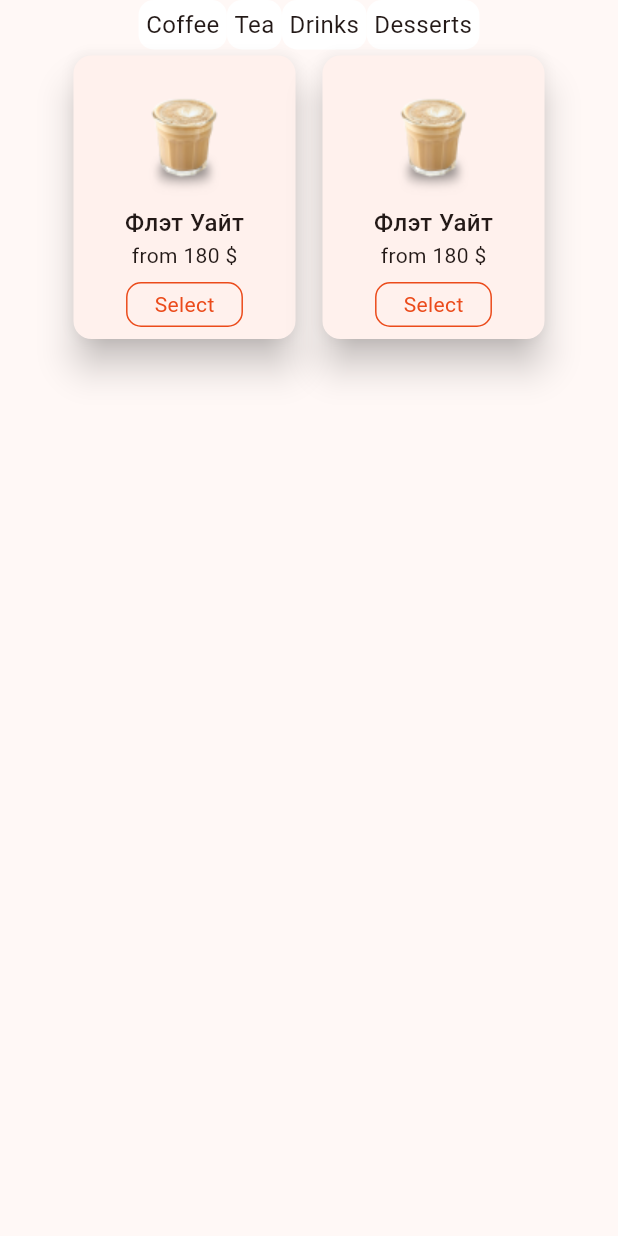
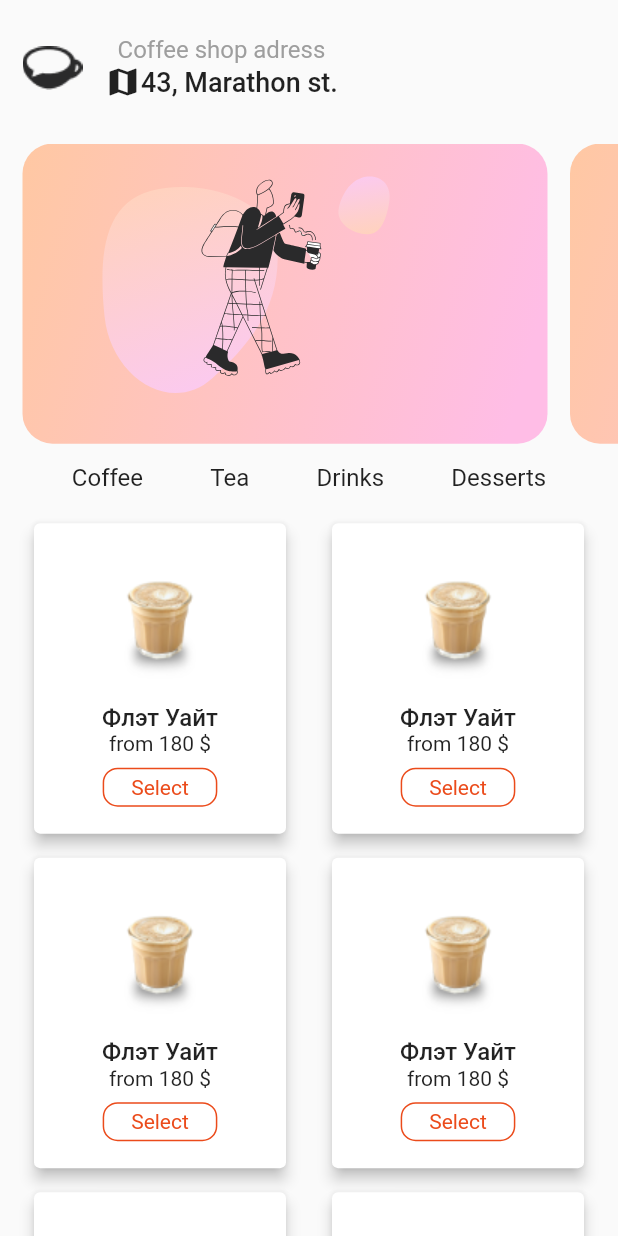
Before and after one commit to Ripo2023/Ermolugin_Nikita, a Flutter app: the ProductsScreen screen opened directly, on a phone screen of 412 x 824 dp. Run offline on Flutter 3.47's test engine with Material 2 defaults, Android fonts, the phone set to English and light mode, and no system bars; our stand-ins replace firebase_auth, firebase_core, firebase_database, flutter_svg, shared_preferences; missing offline and left inert: bottom_sheet; accounts and stored records are empty.

```diff
--- a/coffee/lib/screens/onboard_screens/onboard_2_screen.dart
+++ b/coffee/lib/screens/onboard_screens/onboard_2_screen.dart
@@ -1,3 +1,4 @@
+import 'package:flutter/cupertino.dart';
 import 'package:flutter/material.dart';
 import '../sign_in_screen.dart';
 import 'onboard_3_screen.dart';
@@ -17,7 +18,7 @@ class _Onboard2ScreenState extends State<Onboard2Screen> {
       body: SafeArea(
         child: GestureDetector(
             onHorizontalDragStart: (details) {
-              Navigator.pushReplacement(context, MaterialPageRoute(builder: (context) => const Onboard3Screen()));
+              Navigator.pushReplacement(context, CupertinoPageRoute(builder: (context) => const Onboard3Screen()));
           },
           child: Column(
             children: [
@@ -59,7 +60,7 @@ class _Onboard2ScreenState extends State<Onboard2Screen> {
               const SizedBox(height:60),
               GestureDetector(
                 onTap: () {
-                  Navigator.pushReplacement(context, MaterialPageRoute(builder: (context) => const Onboard3Screen()));
+                  Navigator.pushReplacement(context, CupertinoPageRoute(builder: (context) => const Onboard3Screen()));
                 },
                 child: Container(
                   width: 140,
--- a/coffee/lib/screens/onboard_screens/onboard_3_screen.dart
+++ b/coffee/lib/screens/onboard_screens/onboard_3_screen.dart
@@ -1,3 +1,4 @@
+import 'package:flutter/cupertino.dart';
 import 'package:flutter/material.dart';
 
 import '../sign_in_screen.dart';
@@ -17,7 +18,7 @@ class _Onboard3ScreenState extends State<Onboard3Screen> {
       body: SafeArea(
         child: GestureDetector(
             onHorizontalDragStart: (details) {
-              Navigator.pushReplacement(context, MaterialPageRoute(builder: (context) => const Onboard4Screen()));
+              Navigator.pushReplacement(context, CupertinoPageRoute(builder: (context) => const Onboard4Screen()));
           },
           child: Column(
             children: [
@@ -59,7 +60,7 @@ class _Onboard3ScreenState extends State<Onboard3Screen> {
               const SizedBox(height:60),
               GestureDetector(
                 onTap: () {
-                  Navigator.pushReplacement(context, MaterialPageRoute(builder: (context) => const Onboard4Screen()));
+                  Navigator.pushReplacement(context, CupertinoPageRoute(builder: (context) => const Onboard4Screen()));
                 },
                 child: Container(
                   width: 140,
--- a/coffee/lib/screens/onboard_screens/onboard_4_screen.dart
+++ b/coffee/lib/screens/onboard_screens/onboard_4_screen.dart
@@ -1,3 +1,4 @@
+import 'package:flutter/cupertino.dart';
 import 'package:flutter/material.dart';
 
 import '../sign_in_screen.dart';
--- a/coffee/lib/screens/products_screen.dart
+++ b/coffee/lib/screens/products_screen.dart
@@ -1,5 +1,6 @@
 import 'package:flutter/material.dart';
-
+import 'package:flutter_svg/flutter_svg.dart';
+import 'package:bottom_sheet/bottom_sheet.dart';
 class ProductsScreen extends StatefulWidget {
   const ProductsScreen({super.key});
 
@@ -8,16 +9,14 @@ class ProductsScreen extends StatefulWidget {
 }
 
 class _ProductsScreenState extends State<ProductsScreen> {
-List<dynamic> activeTile = [Colors.white, Colors.white, Colors.white, Colors.white];
 
-_setActiveTile(int index){
-    activeTile.forEach((element) {
-      element = Colors.white;
-    });
-    activeTile[index] = Colors.black;
-    setState(() {
-      debugPrint('ffff');
-    });
+  _getSvg(){
+    final String assetName = 'assets/images/frame_397.svg';
+    final Widget svg = SvgPicture.asset(
+    assetName,
+    semanticsLabel: 'Acme Logo'
+    );
+  return svg;
   }
 
   @override
@@ -27,55 +26,107 @@ _setActiveTile(int index){
       body: SafeArea(
         child: Column(
           children: [
+            Column(
+              children: [
+                const SizedBox(height: 20,),
                 Row(
-              mainAxisAlignment: MainAxisAlignment.center,
+                  children: [Image.asset('assets/images/color_black.png', width: 70,),
+                  const Column(
+                    children: [
+                    Text('Coffee shop adress', style: TextStyle(fontSize: 16, color: Colors.grey),),
+                    Row(children: [Icon(Icons.map), Text('43, Marathon st.', style: TextStyle(fontSize: 18, fontWeight: FontWeight.w500),)],),],
+                  )]
+                ),
+                const SizedBox(height: 25,),
+                Container(
+            height: 200,
+            child: ListView(
+              scrollDirection: Axis.horizontal,
+              children: [
+                const SizedBox(width: 15,),
+                Container(
+                  decoration: BoxDecoration(borderRadius: BorderRadius.circular(20), gradient: LinearGradient(
+          begin: Alignment.topLeft,
+          colors: [Color.fromARGB(255, 255, 200, 163), Color.fromARGB(255, 255, 189, 230)]),),
+                  width: 350, height:250,
+                  child: Row(
+                    children: [
+                    _getSvg(),
+                  ],),),
+                  const SizedBox(width: 15,),
+                  Container(
+                  decoration: BoxDecoration(borderRadius: BorderRadius.circular(20), gradient: LinearGradient(
+          begin: Alignment.topLeft,
+          colors: [Color.fromARGB(255, 255, 200, 163), Color.fromARGB(255, 255, 189, 230)]),),
+                  width: 350, height:250,
+                  child: Row(
+                    children: [
+                    _getSvg(),
+                  ],),)
+              ],
+            ),
+          ),
+                Padding(
+                  padding: const EdgeInsets.all(8.0),
+                  child: Row(
+                    mainAxisAlignment: MainAxisAlignment.spaceEvenly,
                     children: [GestureDetector(
                       onTap: (){
-                  _setActiveTile(0);
                       },
                       child: Container(
-                  decoration: BoxDecoration(color: activeTile[0],
+                        decoration: BoxDecoration(
                         borderRadius: BorderRadius.circular(10)),
-                  child: Padding(
-                    padding: const EdgeInsets.all(5.0),
-                    child: Text('Coffee', style: TextStyle(backgroundColor: activeTile[0], fontSize: 16),),
+                        child: const Padding(
+                          padding: EdgeInsets.all(5.0),
+                          child: Text('Coffee', style: TextStyle( fontSize: 16),),
                         )),
                     ), GestureDetector(
                                   onTap: (){
-                  _setActiveTile(1);
                       },
                       child: Container(
-                  decoration: BoxDecoration(color: activeTile[1],
+                        decoration: BoxDecoration(
                         borderRadius: BorderRadius.circular(10)),
-                  child: Padding(
-                    padding: const EdgeInsets.all(5.0),
-                    child: Text('Tea', style: TextStyle(backgroundColor: activeTile[1], fontSize: 16),),
+                        child: const Padding(
+                          padding: EdgeInsets.all(5.0),
+                          child: Text('Tea', style: TextStyle(fontSize: 16),),
                         )),
                     ), GestureDetector(
                                   onTap: (){
-                  _setActiveTile(2);
                       },
                       child: Container(
-                  decoration: BoxDecoration(color: activeTile[2],
+                        decoration: BoxDecoration(
                         borderRadius: BorderRadius.circular(10)),
-                  child: Padding(
-                    padding: const EdgeInsets.all(5.0),
-                    child: Text('Drinks', style: TextStyle(backgroundColor: activeTile[2], fontSize: 16),),
+                        child: const Padding(
+                          padding: EdgeInsets.all(5.0),
+                          child: Text('Drinks', style: TextStyle( fontSize: 16),),
                         )),
                     ), GestureDetector(
                                   onTap: (){
-                  _setActiveTile(3);
                       },
                       child: Container(
-                  decoration: BoxDecoration(color: activeTile[3],
+                        decoration: BoxDecoration(
                         borderRadius: BorderRadius.circular(10)),
-                  child: Padding(
-                    padding: const EdgeInsets.all(5.0),
-                    child: Text('Desserts', style: TextStyle(backgroundColor: activeTile[3], fontSize: 16),),
+                        child: const Padding(
+                          padding: EdgeInsets.all(5.0),
+                          child: Text('Desserts', style: TextStyle( fontSize: 16),),
                         )),
                     ),
                   ]),
-            ProductWidget()
+                ),
+              ],
+            ),
+
+            Expanded(child: ListView(
+              children: const [
+                  ProductWidget(),
+                  ProductWidget(),
+                  ProductWidget(),
+                  ProductWidget(),
+                  ProductWidget(),
+                  ProductWidget(),
+                  ProductWidget(),
+              ],
+            ))
           ],
         ),
       ),
@@ -88,16 +139,94 @@ class ProductWidget extends StatelessWidget {
 
   @override
   Widget build(BuildContext context) {
-    return Row(
-      mainAxisAlignment: MainAxisAlignment.center,
+    return const Row(
+      mainAxisAlignment: MainAxisAlignment.spaceEvenly,
       children: [
-      Card(
-        elevation: 10,
+      ProductWidgetTile(),
+      ProductWidgetTile()
+    ],);
+  }
+}
+
+Widget _buildBottomSheet(
+    BuildContext context,
+    ScrollController scrollController,
+    double bottomSheetOffset,
+  ) {
+    return Material(
+        child: Container(
+          child: ListView(
+            controller: scrollController,
+            children:  [
+              Padding(
+                padding: EdgeInsets.only(top: 20, left: 15, right: 15),
+                child: Row(
+                  mainAxisAlignment: MainAxisAlignment.spaceBetween,
+                  children: [
+                  GestureDetector(
+                    onTap: (){
+                      Navigator.pop(context);
+                    },
+                    child: const Icon(Icons.arrow_back_ios)),
+                  // Text('Espresso-based coffee with the addition of warmed foamed milk'),
+                  const Text('Cappuchino', style: TextStyle(fontSize: 26, fontWeight: FontWeight.w600),),
+                  const Icon(Icons.info_outline)
+                ],),
+              ),
+              Image.asset('assets/images/флэт_уайт.png', scale: 0.4,),
+              const Text('Espresso-based coffee with the addition of warmed foamed milk', textAlign: TextAlign.center, style: TextStyle(fontSize: 16),),
+              const SizedBox(height: 10,),
+              const Padding(
+                padding: EdgeInsets.all(8.0),
+                child: Text('Volume', style: TextStyle(fontSize: 24, fontWeight: FontWeight.w600),),
+              ),
+              const SizedBox(height: 12,),
+              Padding(
+                padding: const EdgeInsets.only(left: 10, right: 10),
+                child: Container(
+                  height: 60,
+                  decoration: BoxDecoration(borderRadius: BorderRadius.circular(15),
+                  color: const Color.fromARGB(255, 235, 75, 27)),
+                  child: const Center(child: Text('Add to card 120 \$', style: TextStyle(color: Colors.white, fontSize: 22, fontWeight: FontWeight.w500),)),),
+              )
+            ],
+          ),
+        ),
+      );
+  }
+
+class ProductWidgetTile extends StatelessWidget {
+  const ProductWidgetTile({
+    super.key,
+  });
+
+_getMaxHeith()
+{
+  return double.infinity;
+}
+  @override
+  Widget build(BuildContext context) {
+    return GestureDetector(
+      onTap: (){
+showFlexibleBottomSheet(
+  minHeight: 0,
+  initHeight: 0.9,
+  maxHeight: 0.9,
+  context: context,
+  builder: _buildBottomSheet,
+  anchors: [0, 0.9],
+  isSafeArea: true,
+);
+      },
       child: Padding(
-          padding: const EdgeInsets.only(left: 24, right: 24),
+        padding: const EdgeInsets.all(4.0),
+        child: Card(
+          elevation: 4,
+          child: Padding(
+            padding: const EdgeInsets.only(left: 24, right: 24, bottom: 10),
             child: Column(
               children: [
-              Image.asset('assets/images/флэт_уайт.png', width: 100,),
+                Image.asset('assets/images/флэт_уайт.png', width: 120, ),
                 Text('Флэт Уайт', style: TextStyle(fontSize: 16, fontWeight: FontWeight.w500)),
                 Text('from 180 \$'),
                 Padding(
@@ -114,30 +243,7 @@ class ProductWidget extends StatelessWidget {
             ),
           )
         ),
-      SizedBox(width: 10,),
-      Card(
-        elevation: 10,
-        child: Padding(
-          padding: const EdgeInsets.only(left: 24, right: 24),
-          child: Column(
-            children: [
-              Image.asset('assets/images/флэт_уайт.png', width: 100,),
-              Text('Флэт Уайт', style: TextStyle(fontSize: 16, fontWeight: FontWeight.w500)),
-              Text('from 180 \$'),
-              Padding(
-                padding: const EdgeInsets.all(8.0),
-                child: Container(
-                  decoration: BoxDecoration(border: Border.all(color: Color.fromARGB(255, 235, 75, 27),), borderRadius: BorderRadius.circular(10)),
-                  child: const Padding(
-                    padding: EdgeInsets.only(left: 18, right: 18, top: 4, bottom: 4),
-                    child: Text('Select', style: TextStyle(color: Color.fromARGB(255, 235, 75, 27)),),
       ),
-                ),
-              )
-            ],
-          ),
-        )
-      ),
-    ],);
+    );
   }
 }
--- a/coffee/pubspec.yaml
+++ b/coffee/pubspec.yaml
@@ -41,6 +41,8 @@ dependencies:
   firebase_auth: ^4.6.0
   flutterfire_cli: ^0.2.7
   firebase_database: ^10.2.0
+  modal_bottom_sheet: ^2.1.2
+  bottom_sheet: ^3.1.2
 
 dev_dependencies:
   flutter_test:
@@ -75,6 +77,8 @@ flutter:
     - assets/images/onboard4.png
     - assets/images/signinimage.png
     - assets/images/флэт_уайт.png
+    - assets/images/color_black.png
+    - assets/images/frame_397.svg
 
   # An image asset can refer to one or more resolution-specific "variants", see
   # https://flutter.dev/assets-and-images/#resolution-aware
```
Also changed, not shown: coffee/lib/main.dart (+5 -4 lines), coffee/lib/screens/check_code_screen.dart (+7 -4 lines), coffee/lib/screens/onboard_screens/onboard_1_screen.dart (+5 -2 lines), coffee/lib/screens/sign_in_screen.dart (+17 -3 lines), coffee/lib/screens/splash_screen.dart (+10 -1 lines), coffee/assets/images/color_black.png (added), coffee/assets/images/frame_397.svg (added), coffee/pubspec.lock. Lines whose indentation alone changed are shown as unchanged.
